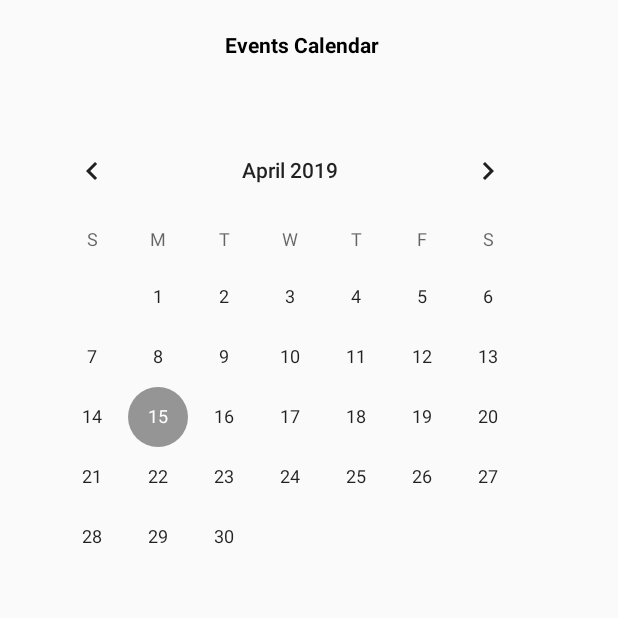
After one commit to rmit-s3598284-JiaQi-Tang/Night-Movie-Planner-MAD-assignment1-, an Android app: the CalendarViewActivity screen opened directly, with no data from a screen before it, on a phone screen of 412 x 824 dp, the top half of it. The commit adds this screen. Run offline under Robolectric (Android 15) with nearby library versions, the phone set to English and light mode, and no system bars.

Commit message:
Initialised calendar view~

```diff
--- a/MovieNightPlanner/app/src/main/AndroidManifest.xml
+++ b/MovieNightPlanner/app/src/main/AndroidManifest.xml
@@ -3,7 +3,8 @@
     package="com.example.movienightplanner">
 
     <uses-permission android:name="android.permission.WRITE_EXTERNAL_STORAGE" />
-    <uses-permission android:name="android.permission.READ_CONTACTS"/>
+    <uses-permission android:name="android.permission.READ_CONTACTS" />
+
     <application
         android:allowBackup="true"
         android:icon="@mipmap/ic_launcher"
@@ -11,7 +12,8 @@
         android:roundIcon="@mipmap/ic_launcher_round"
         android:supportsRtl="true"
         android:theme="@style/AppTheme">
-        <activity android:name=".ContactsActivity"></activity>
+        <activity android:name=".CalendarViewActivity"></activity>
+        <activity android:name=".ContactsActivity" />
         <activity android:name=".MoviesActivity" />
         <activity android:name=".EditEventActivity" />
         <activity android:name=".AddEventActivity" />
--- /dev/null
+++ b/MovieNightPlanner/app/src/main/java/com/example/movienightplanner/CalendarViewActivity.java
@@ -0,0 +1,13 @@
+package com.example.movienightplanner;
+
+import android.support.v7.app.AppCompatActivity;
+import android.os.Bundle;
+
+public class CalendarViewActivity extends AppCompatActivity {
+
+    @Override
+    protected void onCreate(Bundle savedInstanceState) {
+        super.onCreate(savedInstanceState);
+        setContentView(R.layout.activity_calendar_view);
+    }
+}
--- a/MovieNightPlanner/app/src/main/java/com/example/movienightplanner/MainActivity.java
+++ b/MovieNightPlanner/app/src/main/java/com/example/movienightplanner/MainActivity.java
@@ -71,6 +71,7 @@ public class MainActivity extends AppCompatActivity {
                 break;
 
             case R.id.menuViewCalendar:
+                startActivity(new Intent(MainActivity.this, CalendarViewActivity.class));
                 Toast.makeText(this, "Calendar View", Toast.LENGTH_SHORT).show();
                 break;
 
--- /dev/null
+++ b/MovieNightPlanner/app/src/main/res/layout/activity_calendar_view.xml
@@ -0,0 +1,29 @@
+<?xml version="1.0" encoding="utf-8"?>
+<RelativeLayout
+    xmlns:android="http://schemas.android.com/apk/res/android"
+    xmlns:app="http://schemas.android.com/apk/res-auto"
+    xmlns:tools="http://schemas.android.com/tools"
+    android:layout_width="match_parent"
+    android:layout_height="match_parent"
+    tools:context=".CalendarViewActivity">
+
+    <!-- Add TextView to display the date -->
+    <TextView
+        android:id="@+id/date_view"
+        android:layout_width="wrap_content"
+        android:layout_height="wrap_content"
+        android:layout_marginLeft="150dp"
+        android:layout_marginTop="20dp"
+        android:text="Events Calendar"
+        android:textColor="@android:color/background_dark"
+        android:textStyle="bold" />
+
+    <CalendarView
+        android:id="@+id/calender"
+        android:layout_marginTop="80dp"
+        android:layout_marginLeft="19dp"
+        android:layout_width="wrap_content"
+        android:layout_height="wrap_content">
+    </CalendarView>
+
+</RelativeLayout>
```
